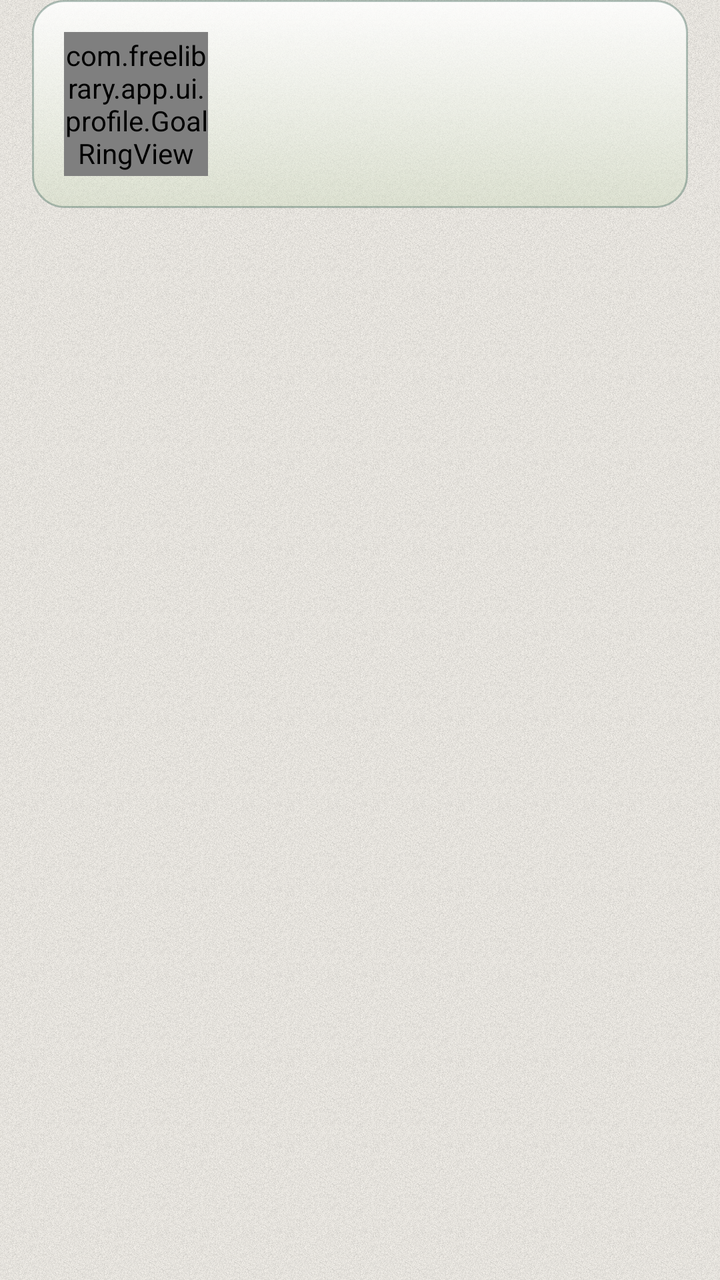
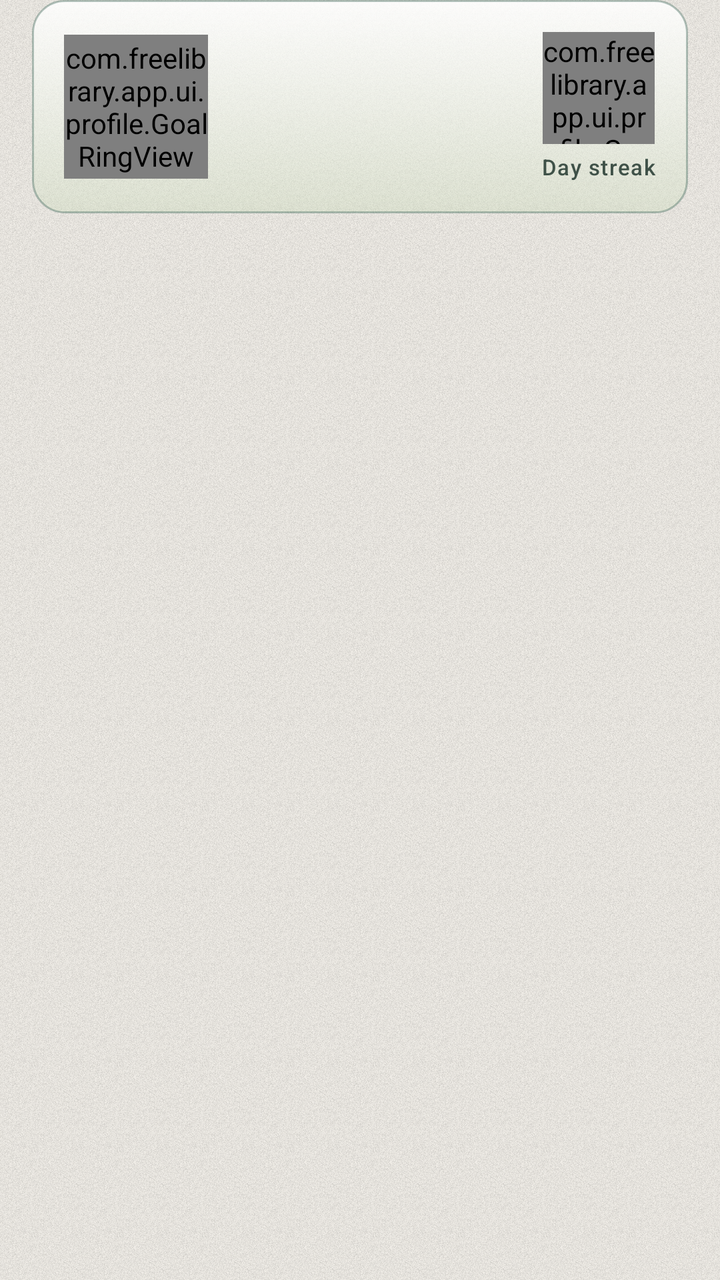

Screens rendered from an Android XML layout before and after an edit, with the pre-edit source and the edit as a unified diff.
<!-- AndroidManifest.xml: application theme Theme.FreeLibrary -->
<!-- res/layout/item_profile_reading.xml -->
<?xml version="1.0" encoding="utf-8"?>
<FrameLayout xmlns:android="http://schemas.android.com/apk/res/android"
    xmlns:app="http://schemas.android.com/apk/res-auto"
    android:layout_width="match_parent"
    android:layout_height="wrap_content"
    android:paddingStart="@dimen/spacing_m"
    android:paddingEnd="@dimen/spacing_m"
    android:paddingBottom="@dimen/spacing_m">

    <LinearLayout
        android:id="@+id/readingCard"
        android:baselineAligned="false"
        android:layout_width="match_parent"
        android:layout_height="wrap_content"
        android:background="@drawable/bg_glass_card"
        android:clickable="true"
        android:focusable="true"
        android:gravity="center_vertical"
        android:minHeight="96dp"
        android:orientation="horizontal"
        android:padding="@dimen/spacing_m">

        <FrameLayout
            android:layout_width="72dp"
            android:layout_height="72dp"
            android:importantForAccessibility="no">

            <com.freelibrary.app.ui.profile.GoalRingView
                android:id="@+id/readingRing"
                android:layout_width="match_parent"
                android:layout_height="match_parent"
                app:ringColor="?attr/colorPrimary"
                app:ringStroke="8dp"
                app:trackColor="?attr/colorOutlineVariant" />

            <TextView
                android:id="@+id/readingCount"
                android:layout_width="wrap_content"
                android:layout_height="wrap_content"
                android:layout_gravity="center"
                android:textAppearance="?attr/textAppearanceTitleLarge"
                android:textColor="?attr/colorOnSurface" />

        </FrameLayout>

        <LinearLayout
            android:layout_width="0dp"
            android:layout_height="wrap_content"
            android:layout_marginStart="@dimen/spacing_m"
            android:layout_weight="1"
            android:orientation="vertical">

            <TextView
                android:id="@+id/readingTitle"
                android:layout_width="match_parent"
                android:layout_height="wrap_content"
                android:textAppearance="?attr/textAppearanceTitleMedium"
                android:textColor="?attr/colorOnSurface" />

            <TextView
                android:id="@+id/readingGoal"
                android:layout_width="match_parent"
                android:layout_height="wrap_content"
                android:layout_marginTop="@dimen/spacing_xs"
                android:textAppearance="?attr/textAppearanceBodyMedium"
                android:textColor="?attr/colorPrimary" />

            <TextView
                android:id="@+id/readingMonth"
                android:layout_width="match_parent"
                android:layout_height="wrap_content"
                android:layout_marginTop="@dimen/spacing_xs"
                android:textAppearance="?attr/textAppearanceBodyMedium"
                android:textColor="?attr/colorOnSurfaceVariant" />

            <TextView
                android:id="@+id/readingStreak"
                android:layout_width="match_parent"
                android:layout_height="wrap_content"
                android:layout_marginTop="@dimen/spacing_xs"
                android:textAppearance="?attr/textAppearanceBodyMedium"
                android:textColor="?attr/colorOnSurfaceVariant"
                android:visibility="gone" />

        </LinearLayout>

    </LinearLayout>

</FrameLayout>
<!-- resources referenced by this layout -->
<resources>
  <dimen name="spacing_m">16dp</dimen>
  <dimen name="spacing_xs">4dp</dimen>
  <!-- drawable bg_glass_card (drawable) -->
  <?xml version="1.0" encoding="utf-8"?>
  <ripple xmlns:android="http://schemas.android.com/apk/res/android"
      android:color="?attr/colorControlHighlight">
      <item>
          <shape android:shape="rectangle">
              <gradient
                  android:angle="270"
                  android:endColor="@color/glass_fill_bottom"
                  android:startColor="@color/glass_fill_top" />
              <stroke
                  android:width="1dp"
                  android:color="@color/glass_border" />
              <corners android:radius="16dp" />
          </shape>
      </item>
  </ripple>
  <color name="glass_fill_bottom">#5CC9DAB8</color>
  <color name="glass_fill_top">#D9FFFFFF</color>
  <color name="glass_border">#592D5A4A</color>
  <color name="md_primary">#0D4C3C</color>
  <color name="md_on_primary">#F4F1EB</color>
  <color name="md_primary_container">#BFD7A6</color>
  <color name="md_on_primary_container">#0A3A2E</color>
  <color name="md_primary_inverse">#A9CC8A</color>
  <color name="md_secondary">#2D5A4A</color>
  <color name="md_on_secondary">#F4F1EB</color>
  <color name="md_secondary_container">#7AA05A</color>
  <color name="md_on_secondary_container">#17231E</color>
  <color name="md_background">#F4F1EB</color>
  <!-- drawable bg_window (drawable) -->
  <?xml version="1.0" encoding="utf-8"?>
  <layer-list xmlns:android="http://schemas.android.com/apk/res/android">
      <item>
          <shape android:shape="rectangle">
              <solid android:color="@color/md_background" />
          </shape>
      </item>
      <item>
          <bitmap
              android:src="@drawable/bg_grain"
              android:tileMode="repeat" />
      </item>
  </layer-list>
  <color name="md_on_background">#17231E</color>
  <color name="md_surface">#F4F1EB</color>
  <color name="md_on_surface">#17231E</color>
  <color name="md_surface_variant">#D8E3CB</color>
  <color name="md_on_surface_variant">#3F5148</color>
  <color name="md_surface_inverse">#17231E</color>
  <color name="md_on_surface_inverse">#F4F1EB</color>
  <color name="md_surface_container_lowest">#F8F8F0</color>
  <color name="md_surface_container_low">#E9EEDF</color>
  <color name="md_surface_container">#DFE8D3</color>
  <color name="md_surface_container_high">#D5E2C7</color>
  <color name="md_surface_container_highest">#CADBBB</color>
  <color name="md_error">#BA1A1A</color>
  <color name="md_on_error">#FFFFFF</color>
  <color name="md_error_container">#FFDAD6</color>
  <color name="md_on_error_container">#410002</color>
  <color name="md_outline">#55665D</color>
  <color name="md_outline_variant">#B5C4A5</color>
  <style name="Widget.FreeLibrary.Toolbar" parent="Widget.Material3.Toolbar">
          <item name="android:background">@android:color/transparent</item>
      </style>
  <style name="TextAppearance.FreeLibrary.HeadlineLarge" parent="TextAppearance.Material3.HeadlineLarge">
          <item name="fontFamily">@font/literata_semibold</item>
          <item name="android:fontFamily">@font/literata_semibold</item>
      </style>
  <style name="TextAppearance.FreeLibrary.HeadlineMedium" parent="TextAppearance.Material3.HeadlineMedium">
          <item name="fontFamily">@font/literata_semibold</item>
          <item name="android:fontFamily">@font/literata_semibold</item>
      </style>
  <style name="TextAppearance.FreeLibrary.HeadlineSmall" parent="TextAppearance.Material3.HeadlineSmall">
          <item name="fontFamily">@font/literata_semibold</item>
          <item name="android:fontFamily">@font/literata_semibold</item>
      </style>
  <style name="TextAppearance.FreeLibrary.TitleLarge" parent="TextAppearance.Material3.TitleLarge">
          <item name="fontFamily">@font/literata_medium</item>
          <item name="android:fontFamily">@font/literata_medium</item>
      </style>
  <!-- unchanged entries left out for length: 2 -->
</resources>

<!-- the commit's change to res/layout/item_profile_reading.xml (unified diff, before → after) -->
@@ -73,14 +73,46 @@
                 android:textAppearance="?attr/textAppearanceBodyMedium"
                 android:textColor="?attr/colorOnSurfaceVariant" />
 
+        </LinearLayout>
+
+        <LinearLayout
+            android:layout_width="wrap_content"
+            android:layout_height="wrap_content"
+            android:layout_marginStart="@dimen/spacing_s"
+            android:importantForAccessibility="no"
+            android:orientation="vertical">
+
+            <FrameLayout
+                android:layout_width="56dp"
+                android:layout_height="56dp"
+                android:layout_gravity="center_horizontal">
+
+                <com.freelibrary.app.ui.profile.GoalRingView
+                    android:id="@+id/streakRing"
+                    android:layout_width="match_parent"
+                    android:layout_height="match_parent"
+                    app:ringColor="?attr/colorTertiary"
+                    app:ringStroke="6dp"
+                    app:trackColor="?attr/colorOutlineVariant" />
+
+                <TextView
+                    android:id="@+id/streakCount"
+                    android:layout_width="wrap_content"
+                    android:layout_height="wrap_content"
+                    android:layout_gravity="center"
+                    android:textAppearance="?attr/textAppearanceTitleMedium"
+                    android:textColor="?attr/colorOnSurface" />
+
+            </FrameLayout>
+
             <TextView
-                android:id="@+id/readingStreak"
-                android:layout_width="match_parent"
+                android:layout_width="wrap_content"
                 android:layout_height="wrap_content"
+                android:layout_gravity="center_horizontal"
                 android:layout_marginTop="@dimen/spacing_xs"
-                android:textAppearance="?attr/textAppearanceBodyMedium"
-                android:textColor="?attr/colorOnSurfaceVariant"
-                android:visibility="gone" />
+                android:text="@string/profile_streak_label"
+                android:textAppearance="?attr/textAppearanceLabelSmall"
+                android:textColor="?attr/colorOnSurfaceVariant" />
 
         </LinearLayout>
 
<!-- resource entries referenced after the edit -->
@@ -1,6 +1,7 @@
 <!-- resources referenced by this layout -->
 <resources>
   <dimen name="spacing_m">16dp</dimen>
+  <dimen name="spacing_s">8dp</dimen>
   <dimen name="spacing_xs">4dp</dimen>
   <!-- drawable bg_glass_card (drawable) -->
   <?xml version="1.0" encoding="utf-8"?>
@@ -19,6 +20,7 @@
           </shape>
       </item>
   </ripple>
+  <string name="profile_streak_label">Day streak</string>
   <color name="glass_fill_bottom">#5CC9DAB8</color>
   <color name="glass_fill_top">#D9FFFFFF</color>
   <color name="glass_border">#592D5A4A</color>
